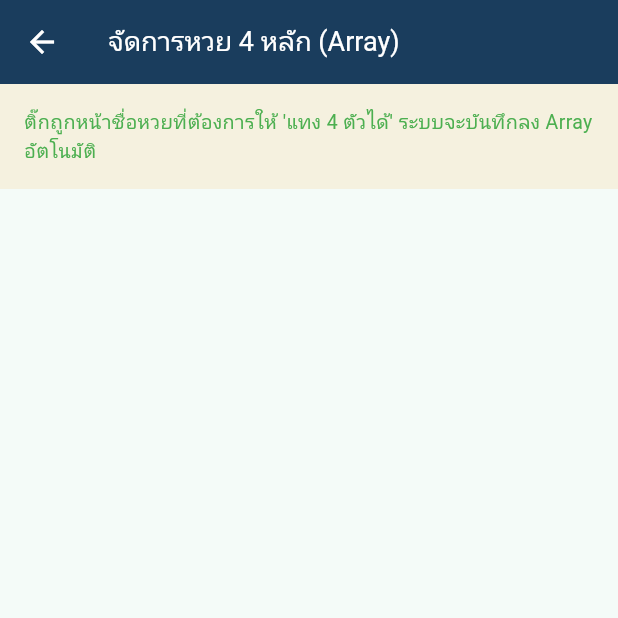
After one commit to sojunbon/viewlotto, a Flutter app: the AdminDashboard screen opened by its route, after a tap on "สิทธิ์หวย 4 หลัก", on a phone screen of 412 x 824 dp, the top half of it. The commit adds this screen. Run offline on Flutter 3.47's test engine with Material 3 defaults, Android fonts, the phone set to English and light mode, and no system bars; our stand-ins replace cloud_firestore, firebase_auth, firebase_core; accounts and stored records are empty; Roboto replaces fonts that are missing (Kanit).

Commit message:
admin lotto v3

```diff
--- /dev/null
+++ b/lib/admin_4digit_config.dart
@@ -0,0 +1,121 @@
+import 'package:cloud_firestore/cloud_firestore.dart';
+import 'package:flutter/material.dart';
+
+class Admin4DigitConfig extends StatelessWidget {
+  const Admin4DigitConfig({super.key});
+
+  @override
+  Widget build(BuildContext context) {
+    return Scaffold(
+      appBar: AppBar(
+        title: const Text(
+          "จัดการหวย 4 หลัก (Array)",
+          style: TextStyle(color: Colors.white, fontSize: 18),
+        ),
+        backgroundColor: const Color(0xFF1A3D5D),
+        iconTheme: const IconThemeData(color: Colors.white),
+      ),
+      body: StreamBuilder<DocumentSnapshot>(
+        // 1. ดึงข้อมูล Array จาก configs/setnum4
+        stream: FirebaseFirestore.instance
+            .collection('configs')
+            .doc('setnum4')
+            .snapshots(),
+        builder: (context, configSnap) {
+          if (configSnap.connectionState == ConnectionState.waiting)
+            return const Center(child: CircularProgressIndicator());
+
+          // ดึงรายการ Array ปัจจุบัน (ถ้าไม่มีให้เป็น List ว่าง)
+          List<String> enabledLottos = [];
+          if (configSnap.hasData && configSnap.data!.exists) {
+            enabledLottos = List<String>.from(
+              configSnap.data!.get('lottotype') ?? [],
+            );
+          }
+
+          return StreamBuilder<QuerySnapshot>(
+            // 2. ดึงรายชื่อหวยทั้งหมดจาก lottogrid มาแสดงเป็นตัวเลือก
+            stream: FirebaseFirestore.instance
+                .collection('configs')
+                .doc('lottogen')
+                .collection('lottogrid')
+                .orderBy('number')
+                .snapshots(),
+            builder: (context, listSnap) {
+              if (!listSnap.hasData)
+                return const Center(child: CircularProgressIndicator());
+
+              final docs = listSnap.data!.docs;
+
+              return Column(
+                children: [
+                  Container(
+                    padding: const EdgeInsets.all(16),
+                    color: Colors.orange.withOpacity(0.1),
+                    child: const Text(
+                      "ติ๊กถูกหน้าชื่อหวยที่ต้องการให้ 'แทง 4 ตัวได้' ระบบจะบันทึกลง Array อัตโนมัติ",
+                      style: TextStyle(fontSize: 13, color: Colors.green),
+                    ),
+                  ),
+                  Expanded(
+                    child: ListView.builder(
+                      itemCount: docs.length,
+                      itemBuilder: (context, index) {
+                        final data = docs[index].data() as Map<String, dynamic>;
+                        final String lottotype =
+                            data['lottotype'] ??
+                            ""; // ใช้ id เช่น 'thai', 'lao'
+                        final String lottoname =
+                            data['lottoname'] ?? "ไม่ระบุชื่อ";
+
+                        bool isSelected = enabledLottos.contains(lottotype);
+
+                        return CheckboxListTile(
+                          secondary: const Icon(
+                            Icons.filter_4,
+                            color: Colors.blue,
+                          ),
+                          title: Text(
+                            lottoname,
+                            style: const TextStyle(fontWeight: FontWeight.bold),
+                          ),
+                          subtitle: Text("Type ID: $lottotype"),
+                          value: isSelected,
+                          activeColor: const Color(0xFF11998E),
+                          onChanged: (bool? value) async {
+                            // ✅ อัปเดตข้อมูลใน Array
+                            if (value == true) {
+                              // เพิ่มเข้า Array
+                              await FirebaseFirestore.instance
+                                  .collection('configs')
+                                  .doc('setnum4')
+                                  .set({
+                                    'lottotype': FieldValue.arrayUnion([
+                                      lottotype,
+                                    ]),
+                                  }, SetOptions(merge: true));
+                            } else {
+                              // ลบออกจาก Array
+                              await FirebaseFirestore.instance
+                                  .collection('configs')
+                                  .doc('setnum4')
+                                  .update({
+                                    'lottotype': FieldValue.arrayRemove([
+                                      lottotype,
+                                    ]),
+                                  });
+                            }
+                          },
+                        );
+                      },
+                    ),
+                  ),
+                ],
+              );
+            },
+          );
+        },
+      ),
+    );
+  }
+}
--- a/lib/admin_dashboard.dart
+++ b/lib/admin_dashboard.dart
@@ -53,6 +53,13 @@ class AdminDashboard extends StatelessWidget {
                   Icons.settings_suggest,
                   Colors.orange,
                   '/lotto_config', // ✅ ใส่ชื่อ Route ที่เราเพิ่มใน main.dart
+                ),
+                _adminMenu(
+                  context,
+                  "สิทธิ์หวย 4 หลัก",
+                  Icons.looks_4,
+                  Colors.redAccent,
+                  '/admin_4digit_config', // อย่าลืมไปเพิ่ม Route ใน main.dart
                 ),
                 _adminMenu(
                   context,
--- a/lib/main.dart
+++ b/lib/main.dart
@@ -10,6 +10,7 @@ import 'home_wrapper.dart';
 import 'admin_dashboard.dart';
 import 'admin_user_management.dart';
 import 'admin_lotto_config.dart';
+import 'admin_4digit_config.dart';
 
 void main() async {
   // 1. ตรวจสอบให้แน่ใจว่า Flutter Binding พร้อมใช้งานก่อนเริ่ม Firebase
@@ -79,6 +80,7 @@ class MyApp extends StatelessWidget {
         '/admin': (context) => const AdminDashboard(),
         '/user_management': (context) => const AdminUserManagement(),
         '/lotto_config': (context) => const AdminLottoConfig(),
+        '/admin_4digit_config': (context) => const Admin4DigitConfig(),
       },
       home: const AuthGate(),
     );
```
